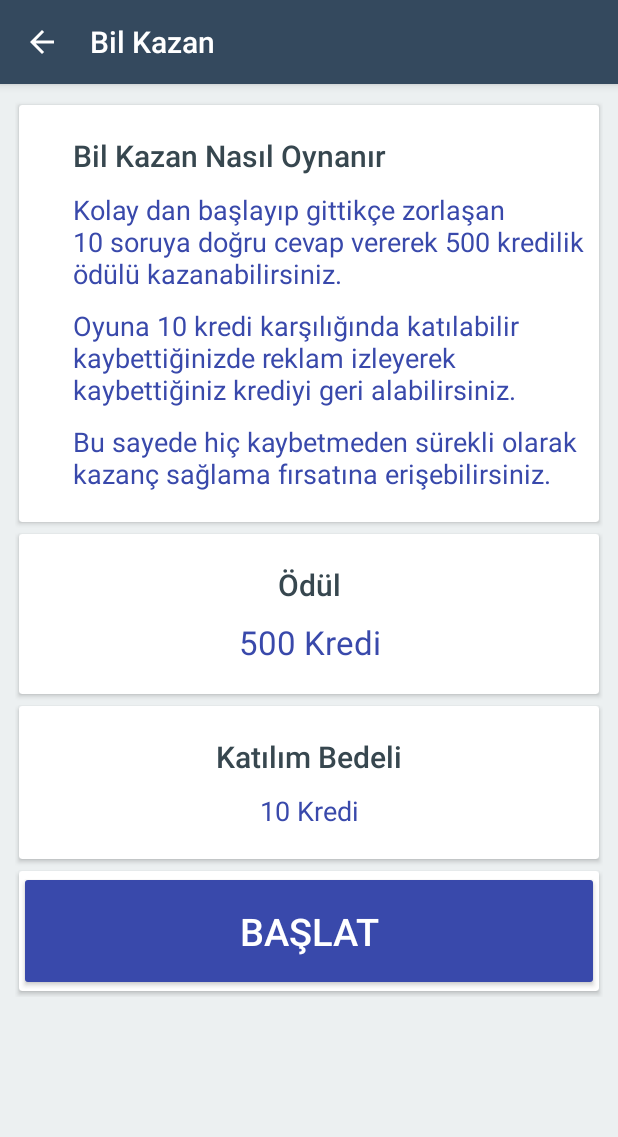
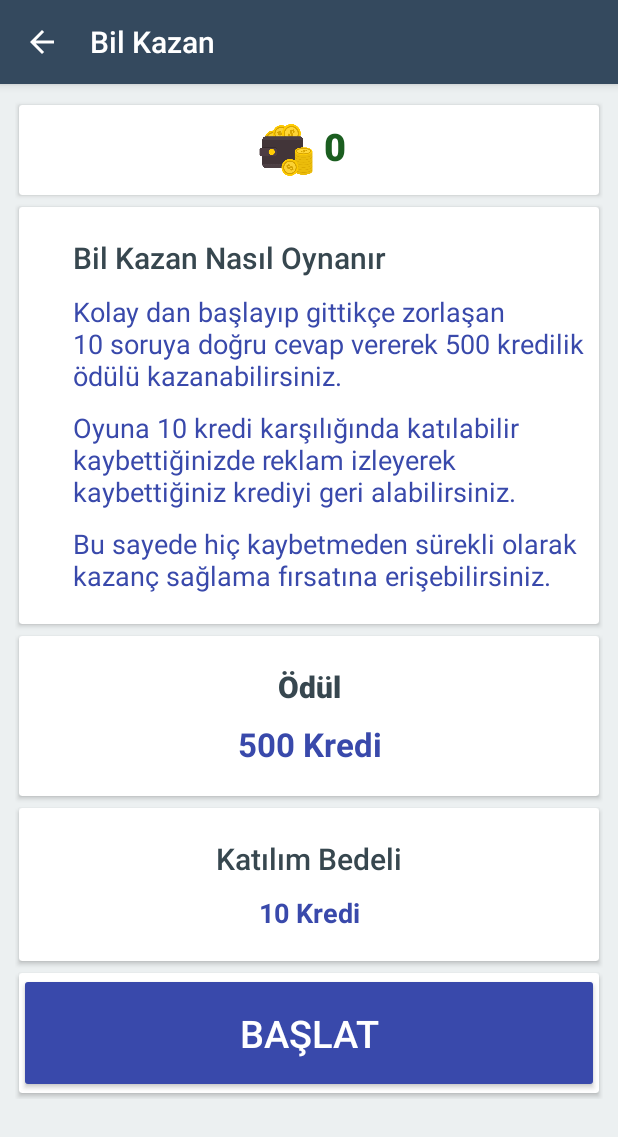
Before and after one commit to syrize/Darphane, an Android app: the Bilkazan_Start screen opened directly, with no data from a screen before it, on a phone screen of 412 x 824 dp. Shown: the top 1137 px of the screen. Run offline under Robolectric (Android 15) with nearby library versions, the phone set to English and light mode, and no system bars; our stand-ins replace AdMob, Volley; network calls fail; pictures from the network do not load; 1 statement that could not run was skipped.

Commit message:
Bil kazan ekran çalışmasına devam edildi

```diff
--- a/app/src/main/java/com/turkogame/darphane/activity/Bilkazan_Start.java
+++ b/app/src/main/java/com/turkogame/darphane/activity/Bilkazan_Start.java
@@ -1,11 +1,13 @@
 package com.turkogame.darphane.activity;
 
 import android.content.Intent;
+import android.content.SharedPreferences;
 import android.os.Bundle;
 import android.view.Menu;
 import android.view.MenuItem;
 import android.view.View;
 import android.widget.Button;
+import android.widget.TextView;
 import android.widget.Toast;
 
 import androidx.appcompat.app.AppCompatActivity;
@@ -16,21 +18,42 @@ import com.turkogame.darphane.utils.Tools;
 
 public class Bilkazan_Start extends AppCompatActivity {
     Button start;
+    SharedPreferences bakiye_kontrol;
+    TextView kredi;
 
     @Override
     protected void onCreate(Bundle savedInstanceState) {
         super.onCreate(savedInstanceState);
         setContentView(R.layout.bilkazan_start);
         start = (Button) findViewById(R.id.start);
+        kredi = (TextView) findViewById(R.id.kredi);
         initToolbar();
 
+        bakiye_kontrol = getApplicationContext().getSharedPreferences("darphane_kontrol", 0);
+        kredi.setText(bakiye_kontrol.getString("kredi","0"));
 
         start.setOnClickListener(new View.OnClickListener() {
             @Override
             public void onClick(View v) {
 
-                Intent intent = new Intent(Bilkazan_Start.this, Bilkazan.class);
-                startActivity(intent);
+                bakiye_kontrol = getApplicationContext().getSharedPreferences("darphane_kontrol", 0);
+                if( Integer.parseInt(bakiye_kontrol.getString("kredi","0"))>0 ){
+
+                    Intent intent = new Intent(Bilkazan_Start.this, Bilkazan.class);
+                    startActivity(intent);
+                    finish();
+
+                } else{
+                    Toast.makeText(Bilkazan_Start.this, "Bakiyeniz Yetersiz! " ,
+                            Toast.LENGTH_SHORT).show();
+
+                    Intent intent = new Intent(Bilkazan_Start.this, Kredi_Kazan.class);
+                    startActivity(intent);
+                    finish();
+
+                }
+
+
             }
         });
 
--- a/app/src/main/java/com/turkogame/darphane/activity/Kredi_Kazan.java
+++ b/app/src/main/java/com/turkogame/darphane/activity/Kredi_Kazan.java
@@ -165,7 +165,7 @@ public class Kredi_Kazan extends AppCompatActivity  implements RewardedVideoAdLi
         alt_menu_burclar.setOnClickListener(new View.OnClickListener() {
             @Override
             public void onClick(View v) {
-                kayit_kontrol = getApplicationContext().getSharedPreferences("fal_kontrol", 0);
+                kayit_kontrol = getApplicationContext().getSharedPreferences("darphane_kontrol", 0);
                 SharedPreferences.Editor kayitci = kayit_kontrol.edit();
                 kayitci.putString("user_id", kullanici_id);
                 kayitci.commit();
@@ -332,7 +332,7 @@ public class Kredi_Kazan extends AppCompatActivity  implements RewardedVideoAdLi
 
     private void fal_baslat(String kullanici_id, String fb_token, int fal_turu, Class form){
 
-        kayit_kontrol = getApplicationContext().getSharedPreferences("fal_kontrol", 0);
+        kayit_kontrol = getApplicationContext().getSharedPreferences("darphane_kontrol", 0);
         SharedPreferences.Editor kayitci = kayit_kontrol.edit();
         kayitci.putString("user_id", kullanici_id);
         kayitci.putString("token",fb_token);
@@ -532,7 +532,7 @@ public class Kredi_Kazan extends AppCompatActivity  implements RewardedVideoAdLi
 
                                     kredi.setText( kontrol.getString("kredi_miktari"));
 
-                                    kayit_kontrol = getApplicationContext().getSharedPreferences("fal_kontrol", 0);
+                                    kayit_kontrol = getApplicationContext().getSharedPreferences("darphane_kontrol", 0);
                                     SharedPreferences.Editor kayitci = kayit_kontrol.edit();
                                     kayitci.putString("kredi",  kontrol.getString("kredi_miktari"));
                                     kayitci.putInt("bakiye_sorgula",1);
--- a/app/src/main/res/layout/bilkazan_start.xml
+++ b/app/src/main/res/layout/bilkazan_start.xml
@@ -35,6 +35,53 @@
             android:orientation="vertical"
             android:background="#ecf0f1"
             android:padding="@dimen/spacing_middle">
+
+
+            <androidx.cardview.widget.CardView
+                android:layout_width="match_parent"
+                android:layout_height="match_parent"
+                android:background="#ecf0f1"
+                app:cardCornerRadius="2dp"
+                app:cardElevation="2dp"
+                app:cardUseCompatPadding="true">
+
+                <LinearLayout
+                    android:layout_width="match_parent"
+                    android:layout_height="wrap_content"
+                    android:orientation="horizontal"
+                    android:paddingBottom="@dimen/spacing_middle"
+                    android:paddingTop="@dimen/spacing_middle">
+
+
+                    <View
+                        android:layout_width="0dp"
+                        android:layout_height="0dp"
+                        android:layout_weight="1" />
+                    <ImageView
+                        android:layout_width="40dp"
+                        android:layout_height="40dp"
+                        app:srcCompat="@drawable/cuzdan1" />
+
+                    <TextView
+                        android:id="@+id/kredi"
+                        android:layout_width="wrap_content"
+                        android:layout_height="wrap_content"
+                        android:paddingLeft="@dimen/spacing_medium"
+                        android:paddingRight="10dp"
+                        android:text="0"
+                        android:textAppearance="@style/TextAppearance.AppCompat.Title"
+                        android:textColor="@color/green_900"
+                        android:textSize="@dimen/spacing_mxlarge"
+                        android:textStyle="bold" />
+
+                    <View
+                        android:layout_width="0dp"
+                        android:layout_height="0dp"
+                        android:layout_weight="1" />
+
+                </LinearLayout>
+            </androidx.cardview.widget.CardView>
+
 
             <androidx.cardview.widget.CardView
                 android:layout_width="match_parent"
@@ -155,19 +202,21 @@
                             <TextView
                                 android:layout_width="match_parent"
                                 android:layout_height="wrap_content"
+                                android:gravity="center"
                                 android:text="Ödül"
-                                android:gravity="center"
                                 android:textAppearance="@style/TextAppearance.AppCompat.Title"
-                                android:textColor="@color/grey_80" />
+                                android:textColor="@color/grey_80"
+                                android:textStyle="bold" />
 
                             <TextView
                                 android:layout_width="match_parent"
                                 android:layout_height="wrap_content"
+                                android:gravity="center"
                                 android:paddingTop="@dimen/spacing_middle"
                                 android:text="500 Kredi"
-                                android:gravity="center"
                                 android:textAppearance="@style/TextAppearance.AppCompat.Large"
-                                android:textColor="@color/indigo_600" />
+                                android:textColor="@color/indigo_600"
+                                android:textStyle="bold" />
 
 
 
@@ -223,11 +272,12 @@
                             <TextView
                                 android:layout_width="match_parent"
                                 android:layout_height="wrap_content"
+                                android:gravity="center"
                                 android:paddingTop="@dimen/spacing_middle"
-                                android:gravity="center"
                                 android:text="10 Kredi"
                                 android:textAppearance="@style/TextAppearance.AppCompat.Medium"
-                                android:textColor="@color/indigo_600" />
+                                android:textColor="@color/indigo_600"
+                                android:textStyle="bold" />
 
 
 
```
Also changed, not shown: app/src/main/java/com/turkogame/darphane/activity/Bilkazan.java (+45 -24 lines), app/src/main/java/com/turkogame/darphane/activity/Kredi_Girisi.java (+63 -0 lines), app/src/main/java/com/turkogame/darphane/activity/MainMenu.java (+5 -5 lines), app/src/main/res/layout/activity_main.xml (+6 -6 lines), app/src/main/res/drawable/cuzdan1.png (added).
